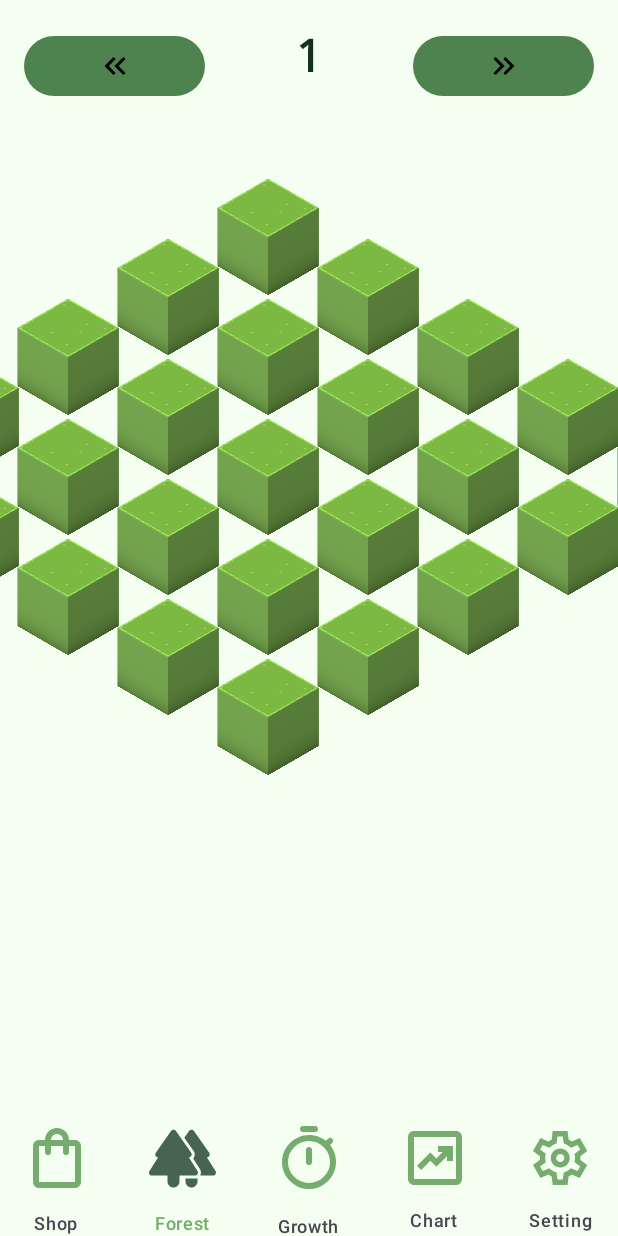
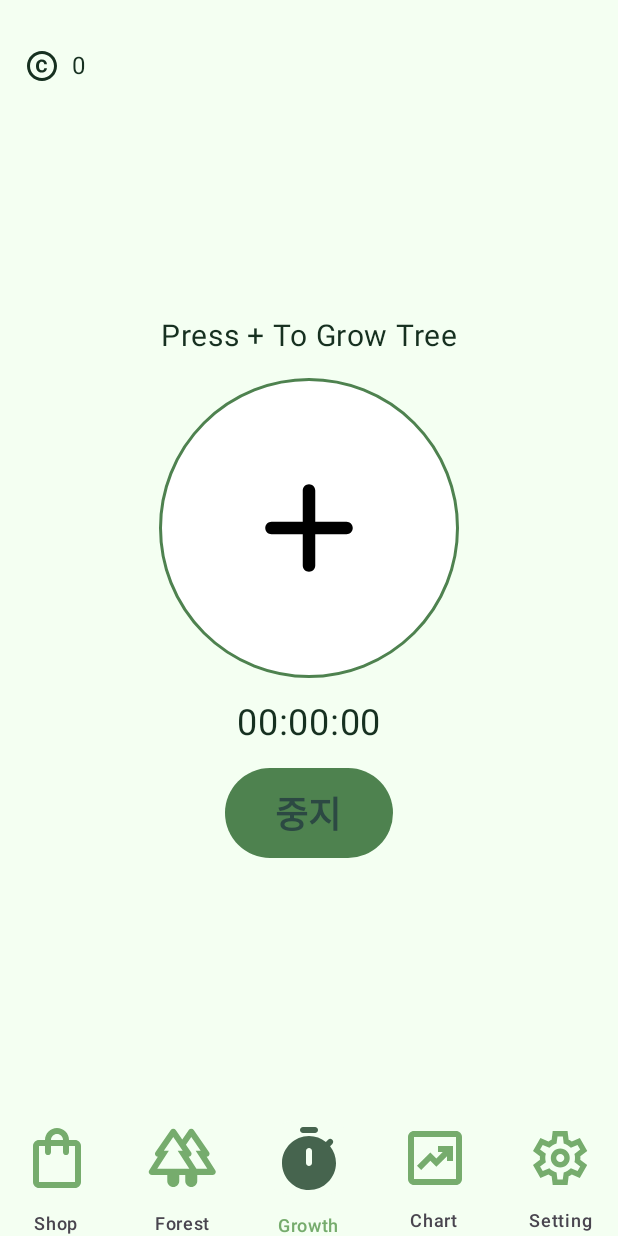
Before and after one commit to ksk0823/ConcenTree, an Android app built with Jetpack Compose: the screen it shows after launch (MainActivity), on a phone screen of 412 x 824 dp. Run offline under Robolectric (Android 15) with nearby library versions, the phone set to English and light mode, and no system bars; our stand-ins replace Room's generated code.

```diff
--- a/app/build.gradle.kts
+++ b/app/build.gradle.kts
@@ -67,7 +67,7 @@ dependencies {
     implementation("androidx.navigation:navigation-runtime-ktx:2.7.7")
     implementation("androidx.navigation:navigation-compose:2.7.7")
     implementation("androidx.navigation:navigation-compose:2.8.0-beta02")
-    implementation("com.patrykandpatrick.vico:compose:2.0.0-alpha.21")
+    //implementation("com.patrykandpatrick.vico:composde:2.0.0-alpha.21")
     implementation("com.google.accompanist:accompanist-flowlayout:0.35.1-alpha")
     implementation("androidx.compose.runtime:runtime-livedata:1.7.0-beta03")
     kapt("androidx.room:room-compiler:2.7.0-alpha02")
--- a/app/src/main/java/com/example/concentree/navigation/NavGraph.kt
+++ b/app/src/main/java/com/example/concentree/navigation/NavGraph.kt
@@ -13,21 +13,11 @@ import com.example.concentree.viewmodel.AppViewModel
 
 @Composable
 fun NavGraph(navController: NavHostController, viewModel : AppViewModel) {
-    NavHost(navController = navController, startDestination = "Forest") {
-        composable("Shop") {
-            ShopScreen(viewModel)
-        }
-        composable("Forest") {
-            ForestScreen(viewModel)
-        }
-        composable("Growth") {
-            GrowthScreen(viewModel)
-        }
-        composable("Chart") {
-            ChartScreen(viewModel)
-        }
-        composable("Setting") {
-            SettingScreen(viewModel)
-        }
+    NavHost(navController = navController, startDestination = "Growth") {
+        composable("Shop") { ShopScreen(viewModel) }
+        composable("Forest") { ForestScreen(viewModel) }
+        composable("Growth") { GrowthScreen(viewModel) }
+        composable("Chart") { ChartScreen(viewModel) }
+        composable("Setting") { SettingScreen(viewModel) }
     }
 }
--- a/app/src/main/java/com/example/concentree/screens/ChartScreen.kt
+++ b/app/src/main/java/com/example/concentree/screens/ChartScreen.kt
@@ -69,7 +69,6 @@ import kotlinx.coroutines.launch
 import java.time.DayOfWeek
 import java.time.LocalDate
 import java.time.YearMonth
-import com.patrykandpatrick.vico.*
 import java.time.LocalDateTime
 import java.time.LocalTime
 import androidx.compose.runtime.livedata.*
```
